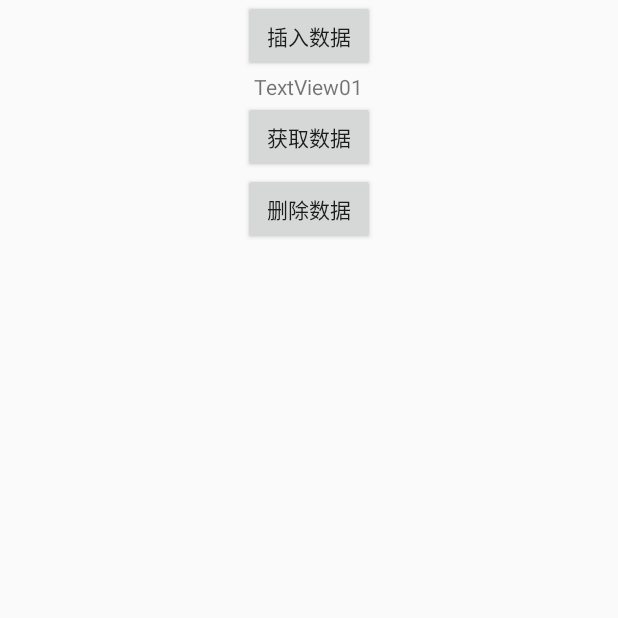
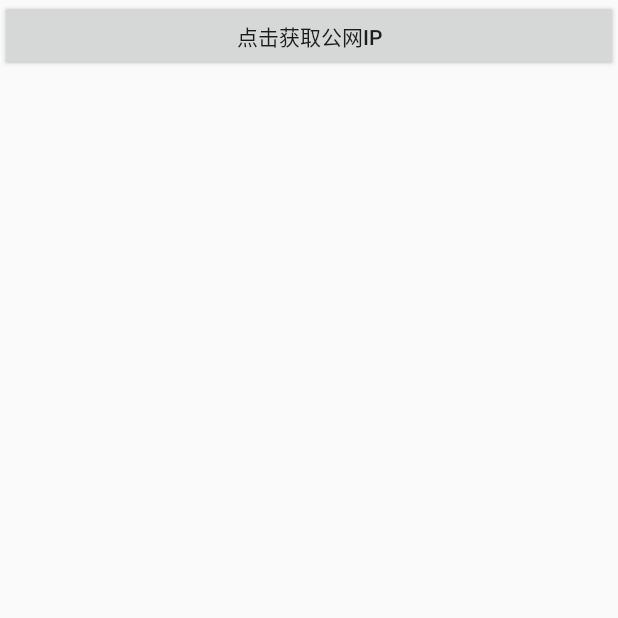
Before and after one commit to bjxiaxueliang/Android_Net_HttpUrlConnect_Demo, an Android app: the screen it shows after launch (MainActivity), on a phone screen of 412 x 824 dp, the top half of it. Run offline under Robolectric (Android 15) with nearby library versions, the phone set to English and light mode, and no system bars.

```diff
--- a/app/src/main/java/com/example/scalephoto/MainActivity.java
+++ b/app/src/main/java/com/example/scalephoto/MainActivity.java
@@ -3,13 +3,21 @@ package com.example.scalephoto;
 
 import android.app.Activity;
 import android.os.Bundle;
-import android.widget.TextView;
+import android.view.View;
+import android.widget.Button;
+
+import java.util.concurrent.Callable;
+
+import bolts.Continuation;
+import bolts.Task;
 
 
 public class MainActivity extends Activity {
 
+    private static final String TAG = "MainActivity";
 
-    private TextView mTextView;
+
+    private Button mBtn;
 
     @Override
     protected void onCreate(Bundle savedInstanceState) {
@@ -17,8 +25,65 @@ public class MainActivity extends Activity {
         //
         setContentView(R.layout.activity_main);
         //
-        mTextView = (TextView) findViewById(R.id.textView001);
+        mBtn = (Button) findViewById(R.id.btn);
+        mBtn.setOnClickListener(new View.OnClickListener() {
+            @Override
+            public void onClick(View v) {
+
+                Task.call(new Callable<PubIP>() {
+                    @Override
+                    public PubIP call() throws Exception {
+                        PubIP pubIP = HttpAgent.get_Sync("http://ip.chinaz.com/getip.aspx", null, null, PubIP.class);
+                        return pubIP;
+                    }
+                }, Task.BACKGROUND_EXECUTOR).continueWith(new Continuation<PubIP, Object>() {
+                    @Override
+                    public Object then(Task<PubIP> task) throws Exception {
+                        if (task.getResult() != null) {
+                            mBtn.setText(task.getResult().toString());
+                        }
+                        return null;
+                    }
+                }, Task.UI_THREAD_EXECUTOR);
+
+            }
+        });
 
 
     }
+
+
+    /**
+     * 公网Ip
+     */
+    public static class PubIP {
+        private String ip;
+        private String address;
+
+        public String getIp() {
+            return ip;
+        }
+
+        public void setIp(String ip) {
+            this.ip = ip;
+        }
+
+        public String getAddress() {
+            return address;
+        }
+
+        public void setAddress(String address) {
+            this.address = address;
+        }
+
+        @Override
+        public String toString() {
+            StringBuffer sb = new StringBuffer();
+            sb.append("ip: ");
+            sb.append(ip);
+            sb.append(" address: ");
+            sb.append(address);
+            return sb.toString();
+        }
+    }
 }
--- a/app/src/main/java/com/example/scalephoto/http/download/HttpFileDownLoader.java
+++ b/app/src/main/java/com/example/scalephoto/http/getfile/HttpGetFile.java
@@ -1,4 +1,4 @@
-package com.example.scalephoto.http.download;
+package com.example.scalephoto.http.getfile;
 
 import android.text.TextUtils;
 
@@ -24,7 +24,7 @@ import java.util.Map;
  * <p>
  * 文件下载
  */
-public class HttpFileDownLoader extends BaseHttp {
+public class HttpGetFile extends BaseHttp {
     private static final String TAG = "HttpFileDownLoader";
 
     /**
@@ -36,7 +36,7 @@ public class HttpFileDownLoader extends BaseHttp {
     /**
      * 发送POST请求
      */
-    public void _get_file(String url, Map<String, String> headers, Map<String, String> params, String destFilePath, FileDownLoadListener mListener) {
+    public void _get_file(String url, Map<String, String> headers, Map<String, String> params, String destFilePath, OnGetFileListener mListener) {
         NetLogUtils.d(TAG, "---_get_file---");
         NetLogUtils.d(TAG, "url: " + url);
         NetLogUtils.d(TAG, "headers: " + headers);
--- a/app/src/main/java/com/example/scalephoto/http/download/FileDownLoadListener.java
+++ b/app/src/main/java/com/example/scalephoto/http/getfile/OnGetFileListener.java
@@ -1,4 +1,4 @@
-package com.example.scalephoto.http.download;
+package com.example.scalephoto.http.getfile;
 
 import java.util.Map;
 
@@ -6,7 +6,7 @@ import java.util.Map;
  * <p>
  * 功能 文件相关请求回调
  */
-public interface FileDownLoadListener<T> {
+public interface OnGetFileListener<T> {
     /**
      * 文件任务成功回调
      *
--- a/app/src/main/java/com/example/scalephoto/http/utils/NetLogUtils.java
+++ b/app/src/main/java/com/example/scalephoto/http/utils/NetLogUtils.java
@@ -8,7 +8,7 @@ import android.util.Log;
 public class NetLogUtils {
     private static final int LOG_LEVEL_MIN = Log.VERBOSE;
 
-    private static final String SNS_TAG = "sns_lib_agent ";
+    private static final String SNS_TAG = "xiaxl_lib_agent ";
 
     /**
      *
--- a/app/src/main/res/layout/activity_main.xml
+++ b/app/src/main/res/layout/activity_main.xml
@@ -5,38 +5,11 @@
 
 
     <Button
-        android:id="@+id/button01"
-        android:layout_width="wrap_content"
+        android:id="@+id/btn"
+        android:layout_width="match_parent"
         android:layout_height="wrap_content"
-        android:layout_alignParentTop="true"
-        android:layout_centerHorizontal="true"
-        android:text="插入数据" />
-
-    <TextView
-        android:id="@+id/textView001"
-        android:layout_width="wrap_content"
-        android:layout_height="wrap_content"
-        android:layout_below="@+id/button01"
-        android:layout_centerHorizontal="true"
-        android:text="TextView01" />
-
-
-    <Button
-        android:id="@+id/button02"
-        android:layout_width="wrap_content"
-        android:layout_height="wrap_content"
-        android:layout_below="@+id/textView001"
-        android:layout_centerHorizontal="true"
-        android:text="获取数据" />
-
-
-    <Button
-        android:id="@+id/button03"
-        android:layout_width="wrap_content"
-        android:layout_height="wrap_content"
-        android:layout_below="@+id/button02"
-        android:layout_centerHorizontal="true"
-        android:text="删除数据" />
+        android:gravity="center"
+        android:text="点击获取公网IP" />
 
 
 </RelativeLayout>
```
Also changed, not shown: app/src/main/java/com/example/scalephoto/HttpAgent.java (+34 -5 lines), app/src/main/java/com/example/scalephoto/http/HttpGet.java (added, +87 -0 lines).
